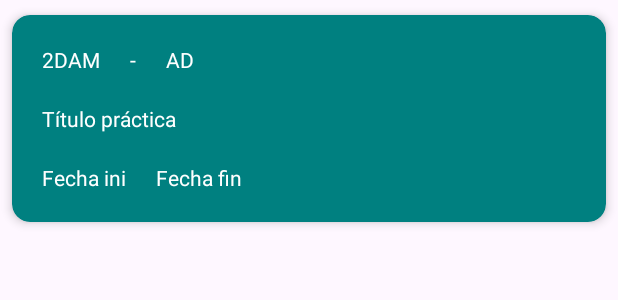
After one commit to amagranercifp/AppRegistra, an Android app: the layout tarea_cardview_element.xml on its own in the app's theme, with its tools: preview values and no code run, on a phone screen of 412 x 824 dp. The commit adds this screen. Shown: the top 300 px of the screen. Run offline under Robolectric (Android 15) with nearby library versions, the phone set to English and light mode, and no system bars.

Commit message:
Añadido activity para listar tareas + sincronizado Firebase + metodo de lectura de tareas desde firestore

```diff
--- a/app/build.gradle.kts
+++ b/app/build.gradle.kts
@@ -1,5 +1,6 @@
 plugins {
     id("com.android.application")
+    id("com.google.gms.google-services")
 }
 
 android {
@@ -33,6 +34,7 @@ android {
 
 dependencies {
 
+    implementation(platform("com.google.firebase:firebase-bom:32.7.2"))
     implementation("com.google.android.gms:play-services-location:21.1.0")
     implementation("org.osmdroid:osmdroid-android:6.1.18")
     //implementation("org.osmdroid:osmdroid-bonuspack:6.6.0")
@@ -40,6 +42,8 @@ dependencies {
     implementation("androidx.appcompat:appcompat:1.6.1")
     implementation("com.google.android.material:material:1.11.0")
     implementation("androidx.constraintlayout:constraintlayout:2.1.4")
+    implementation("com.google.firebase:firebase-firestore:24.10.2")
+    implementation("com.google.firebase:firebase-auth:22.3.1")
     testImplementation("junit:junit:4.13.2")
     androidTestImplementation("androidx.test.ext:junit:1.1.5")
     androidTestImplementation("androidx.test.espresso:espresso-core:3.5.1")
--- /dev/null
+++ b/app/src/main/res/layout/tarea_cardview_element.xml
@@ -0,0 +1,102 @@
+<?xml version="1.0" encoding="utf-8"?>
+<androidx.cardview.widget.CardView xmlns:android="http://schemas.android.com/apk/res/android"
+    xmlns:app="http://schemas.android.com/apk/res-auto"
+    android:id="@+id/cardView"
+    android:layout_width="match_parent"
+    android:layout_height="wrap_content"
+    android:animateLayoutChanges="true"
+    app:cardCornerRadius="12dp"
+    app:cardElevation="4dp"
+    app:cardUseCompatPadding="true"
+    app:cardBackgroundColor="@color/verde">
+
+    <LinearLayout
+        android:layout_width="match_parent"
+        android:layout_height="wrap_content"
+        android:orientation="vertical">
+
+
+        <LinearLayout
+            android:layout_width="match_parent"
+            android:layout_height="wrap_content"
+            android:orientation="horizontal">
+
+            <LinearLayout
+                android:layout_width="wrap_content"
+                android:layout_height="wrap_content"
+                android:layout_weight="1"
+                android:orientation="vertical">
+
+                <LinearLayout
+                    android:layout_width="match_parent"
+                    android:layout_height="wrap_content"
+                    android:orientation="horizontal">
+                    <TextView
+                        android:id="@+id/tvIdTarea"
+                        android:layout_width="wrap_content"
+                        android:layout_height="wrap_content"
+                        android:layout_marginStart="20dp"
+                        android:layout_marginTop="20dp"
+                        android:textColor="@color/white"
+                        android:text="2DAM" />
+
+                    <TextView
+                        android:id="@+id/tvSeparador"
+                        android:layout_width="wrap_content"
+                        android:layout_height="wrap_content"
+                        android:layout_marginStart="20dp"
+                        android:layout_marginTop="20dp"
+                        android:textColor="@color/white"
+                        android:text="-" />
+
+                    <TextView
+                        android:id="@+id/tvModulo"
+                        android:layout_width="wrap_content"
+                        android:layout_height="wrap_content"
+                        android:layout_marginStart="20dp"
+                        android:layout_marginTop="20dp"
+                        android:textColor="@color/white"
+                        android:text="AD" />
+                </LinearLayout>
+
+                <TextView
+                    android:id="@+id/tvTecnico"
+                    android:layout_width="wrap_content"
+                    android:layout_height="wrap_content"
+                    android:layout_marginStart="20dp"
+                    android:layout_marginTop="20dp"
+                    android:textColor="@color/white"
+                    android:text="Título práctica" />
+
+                <LinearLayout
+                    android:layout_width="match_parent"
+                    android:layout_height="wrap_content"
+                    android:orientation="horizontal"
+                    android:layout_marginBottom="20dp">
+
+                    <TextView
+                        android:id="@+id/tvMomentoInicial"
+                        android:layout_width="wrap_content"
+                        android:layout_height="wrap_content"
+                        android:text="Fecha ini"
+                        android:textColor="@color/white"
+                        android:layout_marginStart="20dp"
+                        android:layout_marginTop="20dp"
+                        />
+
+                    <TextView
+                        android:id="@+id/tvMomentoFinal"
+                        android:layout_width="wrap_content"
+                        android:layout_height="wrap_content"
+                        android:text="Fecha fin"
+                        android:textColor="@color/white"
+                        android:layout_marginStart="20dp"
+                        android:layout_marginTop="20dp"
+                        />
+                </LinearLayout>
+
+            </LinearLayout>
+        </LinearLayout>
+    </LinearLayout>
+
+</androidx.cardview.widget.CardView>
--- a/app/src/main/res/values/colors.xml
+++ b/app/src/main/res/values/colors.xml
@@ -2,4 +2,7 @@
 <resources>
     <color name="black">#FF000000</color>
     <color name="white">#FFFFFFFF</color>
+
+    <color name="verde">#008080</color>
+
 </resources>
--- a/build.gradle.kts
+++ b/build.gradle.kts
@@ -1,4 +1,10 @@
+buildscript {
+    dependencies {
+        classpath("com.google.gms:google-services:4.4.1")
+    }
+}
 // Top-level build file where you can add configuration options common to all sub-projects/modules.
 plugins {
     id("com.android.application") version "8.1.1" apply false
+    id("com.google.gms.google-services") version "4.4.1" apply false
 }
```
Also changed, not shown: app/src/main/java/com/example/appregistra/ListarTareasRegistradas.java (+69 -0 lines), app/src/main/java/com/example/appregistra/adapters/TareasRecyclerViewAdapter.java (added, +76 -0 lines), app/src/main/res/layout/activity_listar_tareas_registradas.xml (+8 -0 lines), 2 other files.
